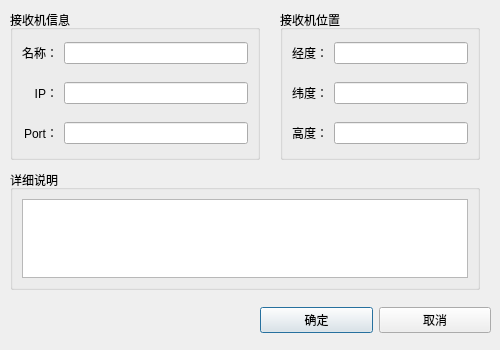
First picture: the form in widget/dialog/modify_receiver_dialog.ui, repository yanghang8612/SMAMMainUI, before the edit.
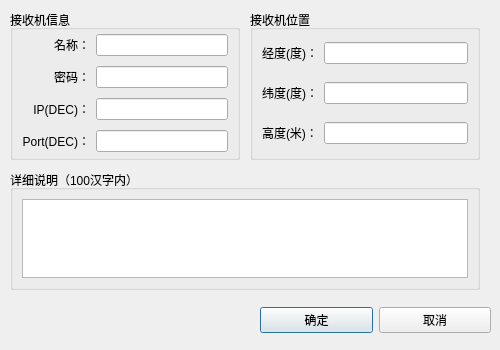
Second picture: the form after the edit.

Commit message: after last week meeting, change some settings of my design include receiver othercenter and standardstation

Patch:
```diff
--- a/widget/dialog/modify_receiver_dialog.ui
+++ b/widget/dialog/modify_receiver_dialog.ui
@@ -16,9 +16,9 @@
   <widget class="QGroupBox" name="groupBox">
    <property name="geometry">
     <rect>
-     <x>280</x>
+     <x>250</x>
      <y>10</y>
-     <width>200</width>
+     <width>230</width>
      <height>150</height>
     </rect>
    </property>
@@ -35,7 +35,7 @@
     <item row="0" column="0">
      <widget class="QLabel" name="label_4">
       <property name="text">
-       <string>经度：</string>
+       <string>经度(度)：</string>
       </property>
       <property name="alignment">
        <set>Qt::AlignRight|Qt::AlignTrailing|Qt::AlignVCenter</set>
@@ -48,7 +48,7 @@
     <item row="1" column="0">
      <widget class="QLabel" name="label_5">
       <property name="text">
-       <string>纬度：</string>
+       <string>纬度(度)：</string>
       </property>
       <property name="alignment">
        <set>Qt::AlignRight|Qt::AlignTrailing|Qt::AlignVCenter</set>
@@ -61,7 +61,7 @@
     <item row="2" column="0">
      <widget class="QLabel" name="label_6">
       <property name="text">
-       <string>高度：</string>
+       <string>高度(米)：</string>
       </property>
      </widget>
     </item>
@@ -75,7 +75,7 @@
     <rect>
      <x>10</x>
      <y>10</y>
-     <width>250</width>
+     <width>230</width>
      <height>150</height>
     </rect>
    </property>
@@ -89,6 +89,12 @@
     <property name="bottomMargin">
      <number>0</number>
     </property>
+    <item row="4" column="1">
+     <widget class="QLineEdit" name="receiverPortEdit"/>
+    </item>
+    <item row="3" column="1">
+     <widget class="QLineEdit" name="receiverIPEdit"/>
+    </item>
     <item row="0" column="0">
      <widget class="QLabel" name="label">
       <property name="text">
@@ -99,34 +105,41 @@
       </property>
      </widget>
     </item>
-    <item row="0" column="1">
-     <widget class="QLineEdit" name="receiverNameEdit"/>
-    </item>
-    <item row="1" column="0">
+    <item row="3" column="0">
      <widget class="QLabel" name="label_2">
       <property name="text">
-       <string>IP：</string>
+       <string>IP(DEC)：</string>
       </property>
       <property name="alignment">
        <set>Qt::AlignRight|Qt::AlignTrailing|Qt::AlignVCenter</set>
       </property>
      </widget>
     </item>
-    <item row="1" column="1">
-     <widget class="QLineEdit" name="receiverIPEdit"/>
+    <item row="0" column="1">
+     <widget class="QLineEdit" name="receiverNameEdit"/>
     </item>
-    <item row="2" column="0">
+    <item row="4" column="0">
      <widget class="QLabel" name="label_3">
       <property name="text">
-       <string>Port：</string>
+       <string>Port(DEC)：</string>
       </property>
       <property name="alignment">
        <set>Qt::AlignRight|Qt::AlignTrailing|Qt::AlignVCenter</set>
       </property>
      </widget>
     </item>
-    <item row="2" column="1">
-     <widget class="QLineEdit" name="receiverPortEdit"/>
+    <item row="1" column="0">
+     <widget class="QLabel" name="label_7">
+      <property name="text">
+       <string>密码：</string>
+      </property>
+      <property name="alignment">
+       <set>Qt::AlignRight|Qt::AlignTrailing|Qt::AlignVCenter</set>
+      </property>
+     </widget>
+    </item>
+    <item row="1" column="1">
+     <widget class="QLineEdit" name="receiverPasswordEdit"/>
     </item>
    </layout>
   </widget>
@@ -175,7 +188,7 @@
     </rect>
    </property>
    <property name="title">
-    <string>详细说明</string>
+    <string>详细说明（100汉字内）</string>
    </property>
    <layout class="QVBoxLayout" name="verticalLayout_3">
     <item>
```
The commit also changes 32 other files.
